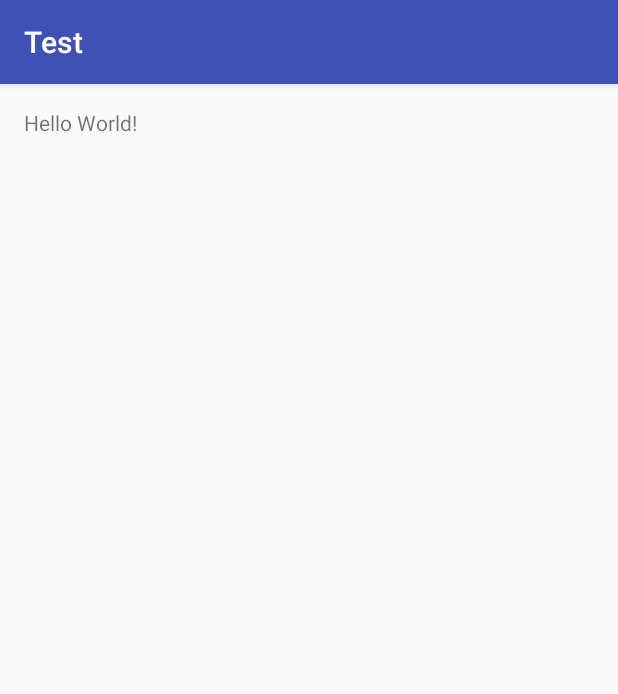
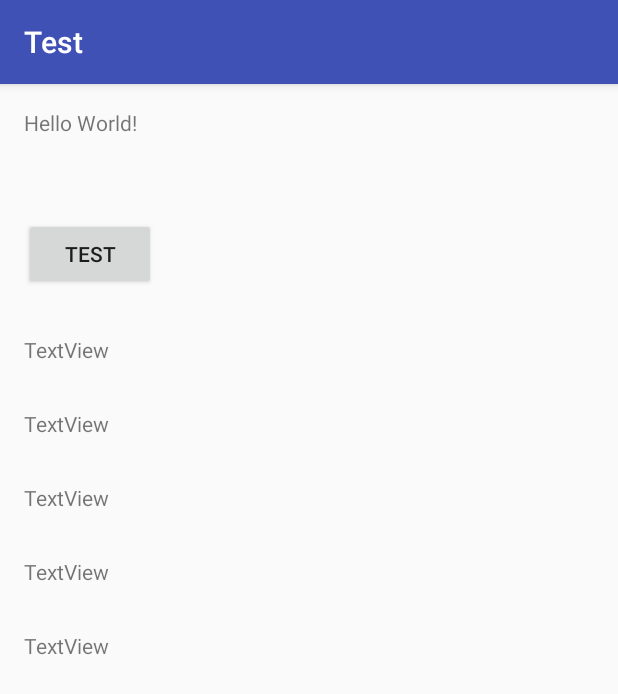
Before and after one commit to andrewliecowork/Test, an Android app: the screen it shows after launch (MainActivity), on a phone screen of 412 x 824 dp. Shown: the top 694 px of the screen. Run offline under Robolectric (Android 15) with nearby library versions, the phone set to English and light mode, and no system bars.

Commit message:
Add 3rd party library

```diff
--- a/app/build.gradle
+++ b/app/build.gradle
@@ -26,4 +26,6 @@ dependencies {
     })
     compile 'com.android.support:appcompat-v7:25.1.0'
     testCompile 'junit:junit:4.12'
+
+    compile 'com.google.code.gson:gson:2.8.0'
 }
--- a/app/src/main/java/ecoworkinc/com/test/MainActivity.java
+++ b/app/src/main/java/ecoworkinc/com/test/MainActivity.java
@@ -1,7 +1,12 @@
 package ecoworkinc.com.test;
 
+import android.os.Bundle;
 import android.support.v7.app.AppCompatActivity;
-import android.os.Bundle;
+import android.view.View;
+import android.widget.Button;
+import android.widget.TextView;
+
+import com.google.gson.Gson;
 
 public class MainActivity extends AppCompatActivity {
 
@@ -9,5 +14,35 @@ public class MainActivity extends AppCompatActivity {
     protected void onCreate(Bundle savedInstanceState) {
         super.onCreate(savedInstanceState);
         setContentView(R.layout.activity_main);
+
+        Button button = (Button) findViewById(R.id.test);
+        final TextView internalName = (TextView) findViewById(R.id.internal_name);
+        final TextView dataVersion = (TextView) findViewById(R.id.data_version);
+        final TextView name = (TextView) findViewById(R.id.name);
+        final TextView profileIconId = (TextView) findViewById(R.id.profile_icon_id);
+        final TextView revisionId = (TextView) findViewById(R.id.revision_id);
+
+        button.setOnClickListener(new View.OnClickListener() {
+            @Override
+            public void onClick(View view) {
+
+                String data = "{\n" +
+                        "\"internalName\": \"domin91\",\n" +
+                        "\"dataVersion\": 0,\n" +
+                        "\"name\": \"Domin91\",\n" +
+                        "\"profileIconId\": 578,\n" +
+                        "\"revisionId\": 0\n" +
+                        "}";
+
+                Gson gson = new Gson();
+                Message inboxMessage = gson.fromJson(data, Message.class);
+
+                internalName.setText(inboxMessage.getInternalName());
+                dataVersion.setText(String.valueOf(inboxMessage.getDataVersion()));
+                name.setText(inboxMessage.getName());
+                profileIconId.setText(String.valueOf(inboxMessage.getProfileIconId()));
+                revisionId.setText(String.valueOf(inboxMessage.getRevisionId()));
+            }
+        });
     }
 }
--- /dev/null
+++ b/app/src/main/java/ecoworkinc/com/test/Message.java
@@ -0,0 +1,61 @@
+package ecoworkinc.com.test;
+
+/**
+ * Created by andrewhanks on 2017/1/5.
+ */
+
+public class Message {
+    private String internalName;
+    private int dataVersion;
+    private String name;
+    private int profileIconId;
+    private int revisionId;
+
+    public String getInternalName() {
+        return internalName;
+    }
+
+    public void setInternalName(String internalName) {
+        this.internalName = internalName;
+    }
+
+    public int getDataVersion() {
+        return dataVersion;
+    }
+
+    public void setDataVersion(int dataVersion) {
+        this.dataVersion = dataVersion;
+    }
+
+    public String getName() {
+        return name;
+    }
+
+    public void setName(String name) {
+        this.name = name;
+    }
+
+    public int getProfileIconId() {
+        return profileIconId;
+    }
+
+    public void setProfileIconId(int profileIconId) {
+        this.profileIconId = profileIconId;
+    }
+
+    public int getRevisionId() {
+        return revisionId;
+    }
+
+    public void setRevisionId(int revisionId) {
+        this.revisionId = revisionId;
+    }
+
+    public Message(String internalName, int dataVersion, String name, int profileIconId, int revisionId) {
+        this.internalName = internalName;
+        this.dataVersion = dataVersion;
+        this.name = name;
+        this.profileIconId = profileIconId;
+        this.revisionId = revisionId;
+    }
+}
--- a/app/src/main/res/layout/activity_main.xml
+++ b/app/src/main/res/layout/activity_main.xml
@@ -1,9 +1,10 @@
 <?xml version="1.0" encoding="utf-8"?>
-<RelativeLayout xmlns:android="http://schemas.android.com/apk/res/android"
+<LinearLayout xmlns:android="http://schemas.android.com/apk/res/android"
     xmlns:tools="http://schemas.android.com/tools"
     android:id="@+id/activity_main"
     android:layout_width="match_parent"
     android:layout_height="match_parent"
+    android:orientation="vertical"
     android:paddingBottom="@dimen/activity_vertical_margin"
     android:paddingLeft="@dimen/activity_horizontal_margin"
     android:paddingRight="@dimen/activity_horizontal_margin"
@@ -11,7 +12,50 @@
     tools:context="ecoworkinc.com.test.MainActivity">
 
     <TextView
+        android:id="@+id/textView"
         android:layout_width="wrap_content"
         android:layout_height="wrap_content"
         android:text="Hello World!" />
-</RelativeLayout>
+
+    <Button
+        android:id="@+id/test"
+        android:layout_width="wrap_content"
+        android:layout_height="wrap_content"
+        android:layout_marginTop="54dp"
+        android:text="test" />
+
+    <TextView
+        android:id="@+id/internal_name"
+        android:layout_width="wrap_content"
+        android:layout_height="wrap_content"
+        android:layout_marginTop="30dp"
+        android:text="TextView" />
+
+    <TextView
+        android:id="@+id/data_version"
+        android:layout_width="wrap_content"
+        android:layout_height="wrap_content"
+        android:layout_marginTop="30dp"
+        android:text="TextView" />
+
+    <TextView
+        android:id="@+id/name"
+        android:layout_width="wrap_content"
+        android:layout_height="wrap_content"
+        android:layout_marginTop="30dp"
+        android:text="TextView" />
+
+    <TextView
+        android:id="@+id/profile_icon_id"
+        android:layout_width="wrap_content"
+        android:layout_height="wrap_content"
+        android:layout_marginTop="30dp"
+        android:text="TextView" />
+
+    <TextView
+        android:id="@+id/revision_id"
+        android:layout_width="wrap_content"
+        android:layout_height="wrap_content"
+        android:layout_marginTop="30dp"
+        android:text="TextView" />
+</LinearLayout>
```
